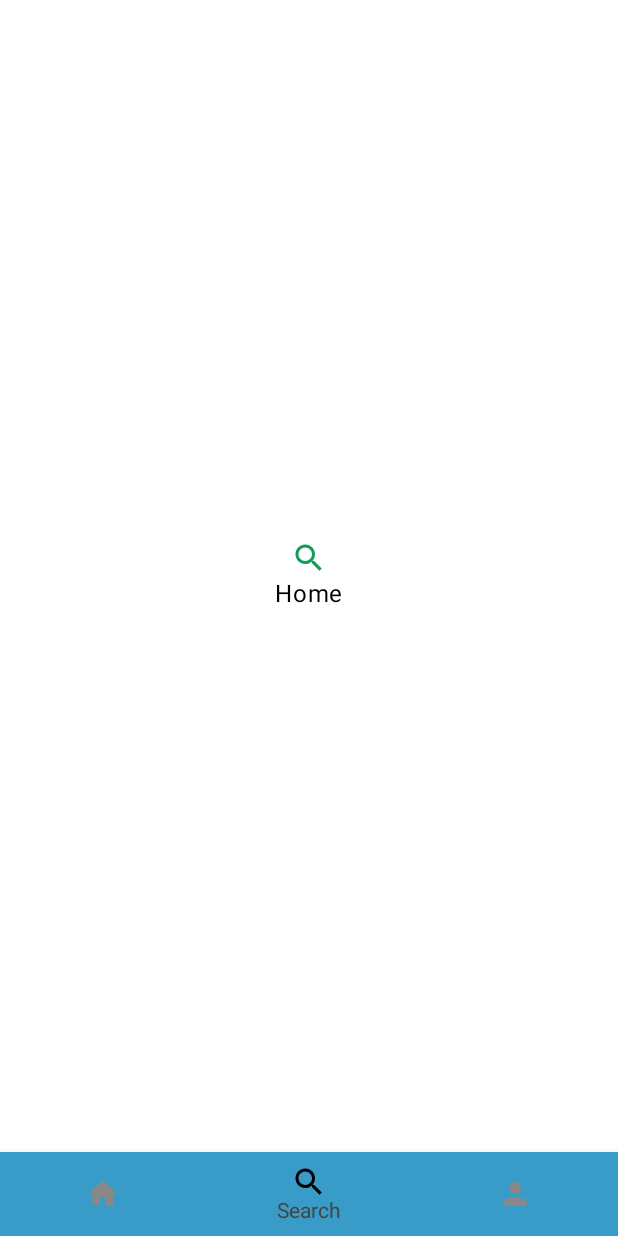
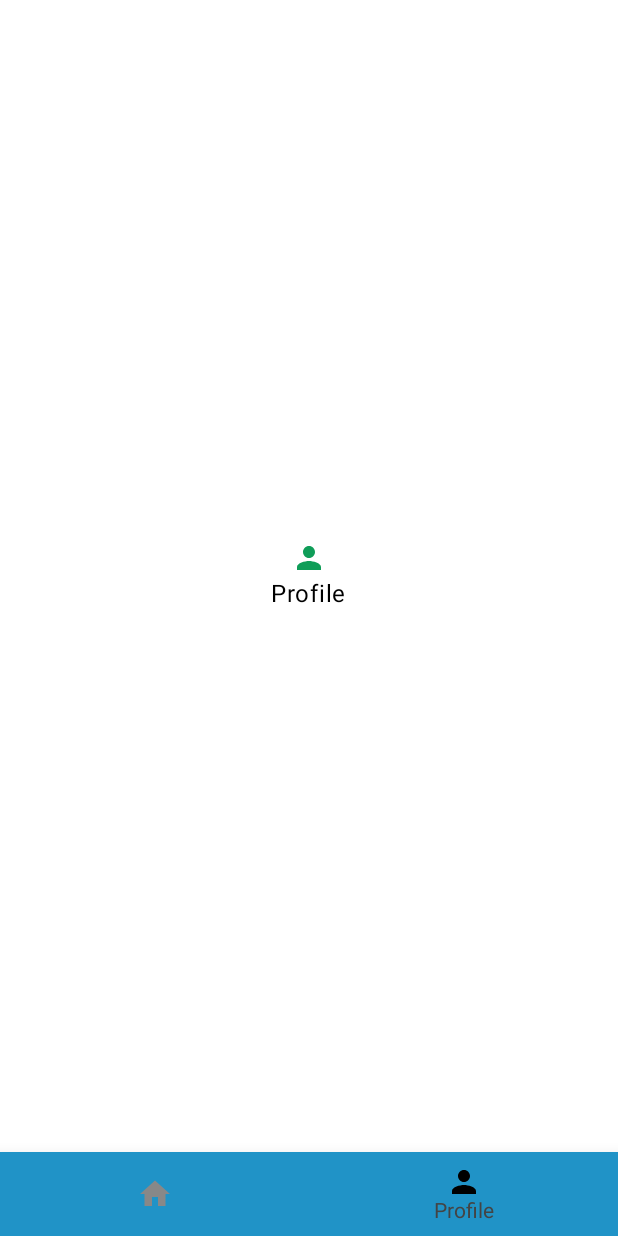
Before and after one commit to Soumyaguddu/MyDailyCost, an Android app built with Jetpack Compose: the screen it shows after launch (MainActivity), item 2 of the bottom bar chosen, on a phone screen of 412 x 824 dp. Run offline under Robolectric (Android 15) with nearby library versions, the phone set to English and light mode, and no system bars.

Commit message:
Commit From Soumayjit

```diff
--- a/app/src/main/java/com/soumya/mydailycost/ui/home/HomeScreen.kt
+++ b/app/src/main/java/com/soumya/mydailycost/ui/home/HomeScreen.kt
@@ -22,6 +22,7 @@ import androidx.compose.ui.Modifier
 import androidx.compose.ui.graphics.Color
 import androidx.compose.ui.text.TextStyle
 import androidx.compose.ui.tooling.preview.Preview
+import androidx.compose.ui.unit.dp
 import androidx.navigation.NavHostController
 import androidx.navigation.compose.NavHost
 import androidx.navigation.compose.composable
@@ -50,7 +51,8 @@ fun BottomNavigationBar(navController: NavHostController) {
 
     BottomNavigation(
         //set background color
-        backgroundColor = Color(0xFF399BC7)
+        backgroundColor = Color(0xFF2093C7),
+        elevation = 15.dp
     ) {
 
         //observe the backstack
@@ -112,17 +114,14 @@ fun NavHostContainer(
 
             //  route : Home
             composable("home") {
-                HomeViewScreen("home")
+                HomeViewScreen("Home")
             }
 
-            //  route : search
-            composable("search") {
-                SearchScreen("search")
-            }
+
 
             //  route : profile
             composable("profile") {
-                ProfileScreen("profile")
+                ProfileScreen("Profile")
             }
         })
 
@@ -143,11 +142,11 @@ fun HomeViewScreen(name: String) {
         //Icon Composable
         Icon(
             imageVector = Icons.Default.Home,
-            contentDescription = name,
+            contentDescription = "home",
             tint = Color(0xFF0F9D58)
         )
         //Text to Display the current Screen
-        Text(text = "Home", color = Color.Black)
+        Text(text = name, color = Color.Black)
 
     }
 }
@@ -167,35 +166,11 @@ fun ProfileScreen(name: String) {
         //Icon Composable
         Icon(
             imageVector = Icons.Default.Person,
-            contentDescription = name,
+            contentDescription = "profile",
             tint = Color(0xFF0F9D58)
         )
         //Text to Display the current Screen
-        Text(text = "Home", color = Color.Black)
+        Text(text = name, color = Color.Black)
 
     }
 }
-
-@Composable
-fun SearchScreen(name: String) {
-    Column(
-        modifier = Modifier
-            .fillMaxSize()
-            .background(Color.White),
-        // parameters set to place the items in center
-        horizontalAlignment = Alignment.CenterHorizontally,
-        verticalArrangement = Arrangement.Center
-    ) {
-
-
-        //Icon Composable
-        Icon(
-            imageVector = Icons.Default.Search,
-            contentDescription = name,
-            tint = Color(0xFF0F9D58)
-        )
-        //Text to Display the current Screen
-        Text(text = "Home", color = Color.Black)
-
-    }
-}
--- a/app/src/main/java/com/soumya/mydailycost/utils/Constants.kt
+++ b/app/src/main/java/com/soumya/mydailycost/utils/Constants.kt
@@ -14,11 +14,7 @@ object Constants {
             icon = Icons.Filled.Home,
             route = "home"
         ),
-        BottomNavItem(
-            label = "Search",
-            icon = Icons.Filled.Search,
-            route = "search"
-        ),
+
         BottomNavItem(
             label = "Profile",
             icon = Icons.Filled.Person,
```
